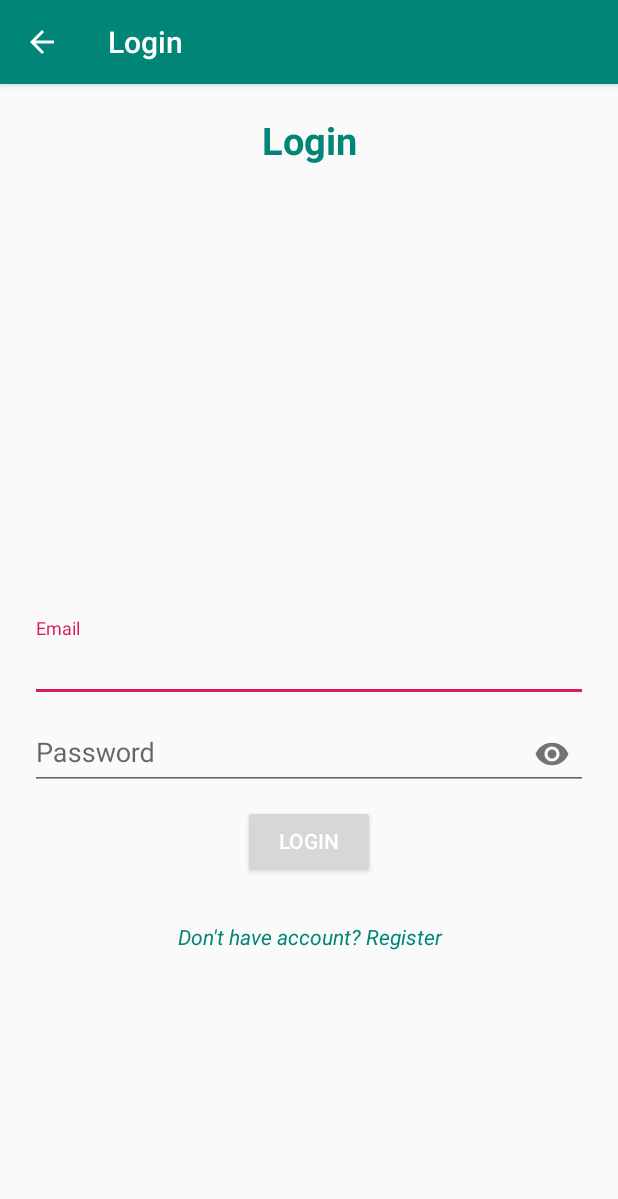
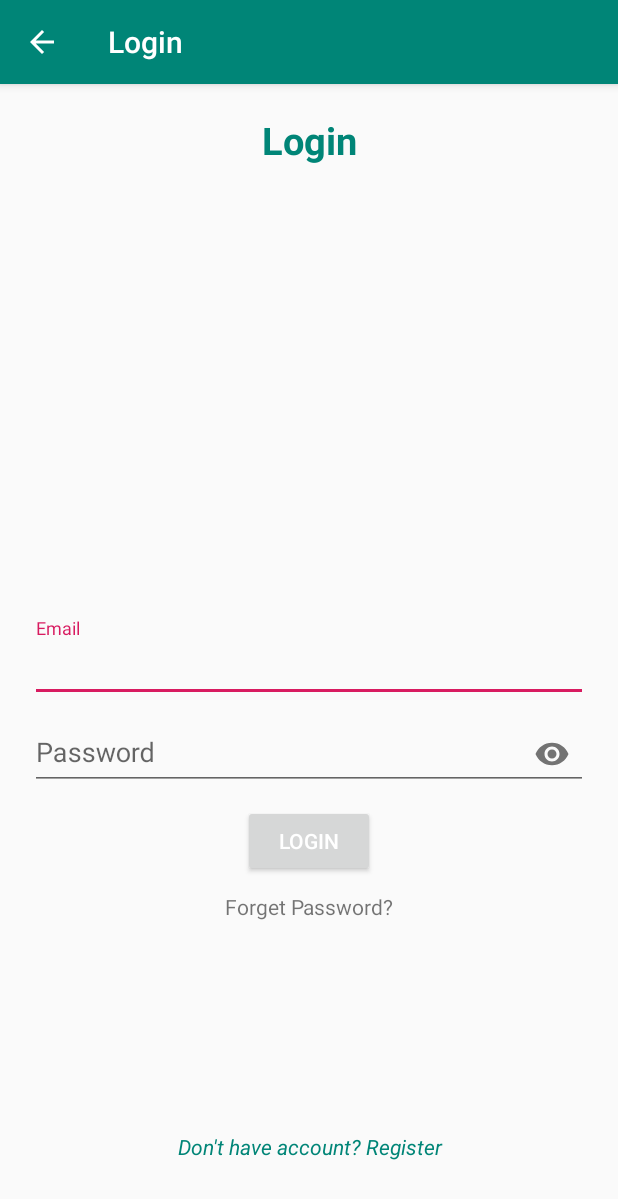
Before and after one commit to Alimustoofaa/Kloset-social-media-app, an Android app: the LoginActivity screen opened directly, with no data from a screen before it, on a phone screen of 412 x 824 dp. Shown: the top 1199 px of the screen. Run offline under Robolectric (Android 15) with nearby library versions, the phone set to English and light mode, and no system bars; our stand-ins replace Firebase (no records; nobody signed in at launch, a user with empty details on screens opened directly).

Commit message:
add forget password

```diff
--- a/app/src/main/res/layout/activity_login.xml
+++ b/app/src/main/res/layout/activity_login.xml
@@ -52,6 +52,17 @@
             android:layout_height="wrap_content"/>
 
     </com.google.android.material.textfield.TextInputLayout>
+
+    <TextView
+        android:id="@+id/recoverPassTV"
+        android:layout_width="match_parent"
+        android:layout_height="wrap_content"
+        android:text="Forget Password?"
+        android:layout_centerVertical="true"
+        android:layout_centerHorizontal="true"
+        android:textAlignment="center"
+        android:layout_below="@id/loginBtn"
+        android:layout_marginTop="10dp"/>
     //button
     <Button
         android:id="@+id/loginBtn"
@@ -68,8 +79,8 @@
     <TextView
         android:id="@+id/dontthave_accountTV"
         android:text="Don't have account? Register"
-        android:layout_below="@+id/loginBtn"
-        android:layout_marginTop="30dp"
+       android:layout_alignParentBottom="true"
+        android:layout_marginBottom="30dp"
         android:textAlignment="center"
         android:textStyle="italic"
         android:textColor="@color/colorPrimary"
```
Also changed, not shown: app/src/main/java/com/alimustofa/kloset/LoginActivity.java (+91 -5 lines).
